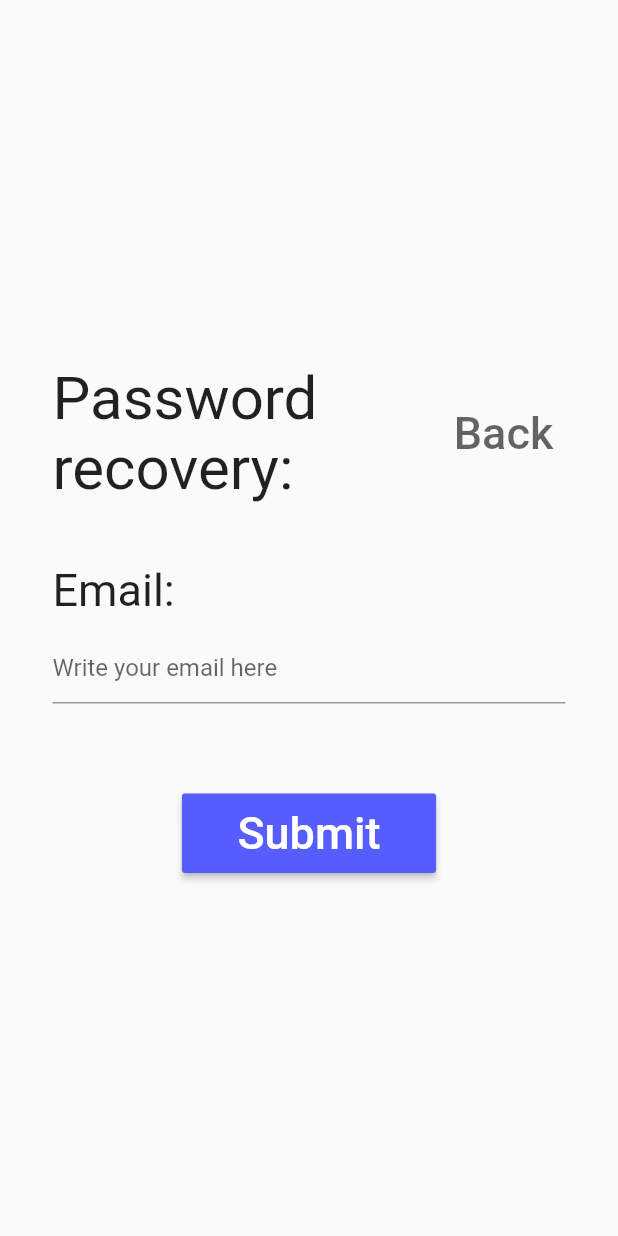
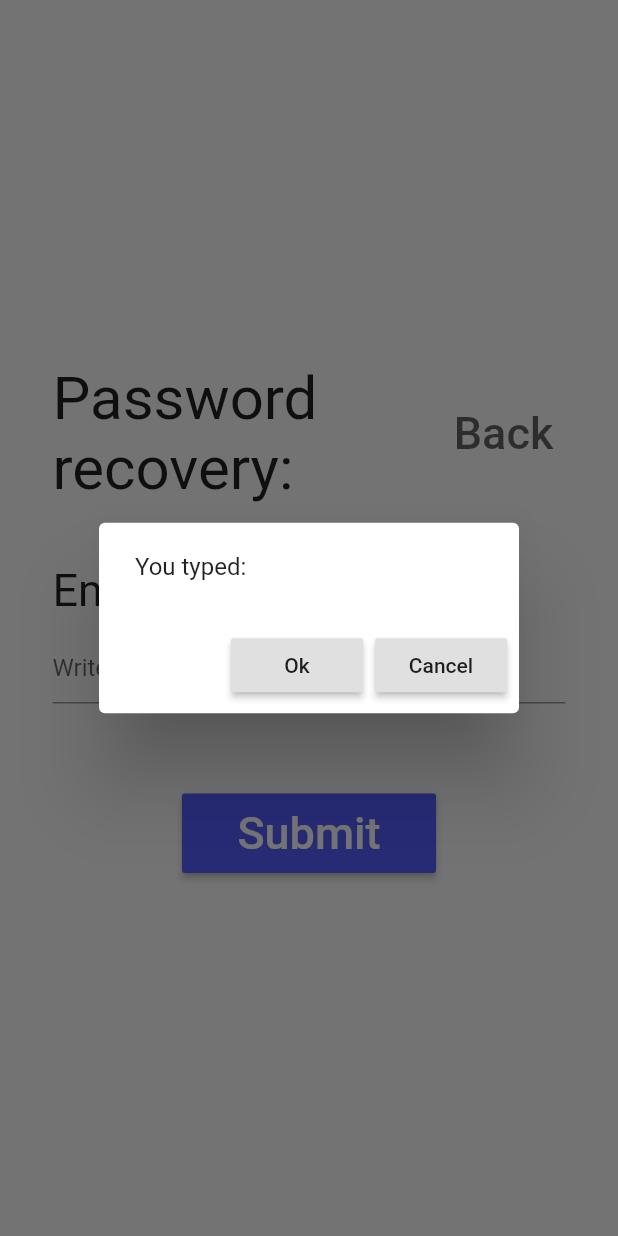
Before and after one commit to Noostar/mobile, a Flutter app: the RecoveryPassword screen opened directly, after a tap on "Submit", on a phone screen of 412 x 824 dp. Run offline on Flutter 3.47's test engine with Material 2 defaults, Android fonts, the phone set to English and light mode, and no system bars; our stand-ins replace rxdart.

Commit message:
Fixes ver. 1.0

```diff
--- a/lib/examples_from_courses/presentation/pages/recovery_password/bloc.dart
+++ b/lib/examples_from_courses/presentation/pages/recovery_password/bloc.dart
@@ -1,15 +1,14 @@
 import 'package:rxdart/rxdart.dart';
 
 class RecoveryPasswordBloc {
-  final _inputController = BehaviorSubject<RecoveryPasswordState>();
+  final _inputController = BehaviorSubject<RecoveryPasswordState>.seeded(
+    RecoveryPasswordState.initial('', false),
+  );
   Stream<RecoveryPasswordState> get stateStream => _inputController.stream;
 
   void add({String email, bool isSumbitted}) {
-    if (_inputController.value == null)
-      _inputController.add(RecoveryPasswordState(email, false));
-    else
-      _inputController.add(_inputController.value
-          .copyWith(email: email, isSumbitted: isSumbitted));
+    _inputController.add(_inputController.value
+        .copyWith(email: email, isSumbitted: isSumbitted));
   }
 
   void dispose() {
@@ -19,6 +18,7 @@ class RecoveryPasswordBloc {
 
 class RecoveryPasswordState {
   RecoveryPasswordState(this.email, this.isSumbitted);
+  RecoveryPasswordState.initial(this.email, this.isSumbitted);
 
   final String email;
   final bool isSumbitted;
--- a/lib/examples_from_courses/presentation/pages/recovery_password/recovery_password.dart
+++ b/lib/examples_from_courses/presentation/pages/recovery_password/recovery_password.dart
@@ -9,29 +9,35 @@ class RecoveryPassword extends StatefulWidget {
 }
 
 class _RecoveryPasswordState extends State<RecoveryPassword> {
-  final _emailController = TextEditingController();
   final _block = RecoveryPasswordBloc();
 
   @override
   void initState() {
     super.initState();
 
-    _emailController.addListener(() {
-      _block.add(email: _emailController.text);
-    });
-
     _block.stateStream.listen(
       (value) {
-        print(value.email);
-
         if (value.isSumbitted) {
           showDialog(
             context: context,
             builder: (BuildContext context) => AlertDialog(
+              actions: [
+                RaisedButton(
+                  onPressed: () {
+                    Navigator.pop(context, 'Ok');
+                  },
+                  child: const Text('Ok'),
+                ),
+                RaisedButton(
+                  onPressed: () {
+                    Navigator.pop(context, 'Cancel');
+                  },
+                  child: const Text('Cancel'),
+                )
+              ],
               content: Text('You typed: ${value.email}'),
             ),
-          );
-
+          ).then(print);
           _block.add(isSumbitted: false);
         }
       },
@@ -75,11 +81,13 @@ recovery:''',
                   ),
                   const SizedBox(height: 10),
                   TextField(
-                    controller: _emailController,
                     decoration: const InputDecoration(
                       hintText: 'Write your email here',
                       fillColor: Color(0xffC4C4C4),
                     ),
+                    onChanged: (val) {
+                      _block.add(email: val);
+                    },
                   ),
                   const SizedBox(height: 60),
                   Align(
@@ -104,4 +112,10 @@ recovery:''',
           ),
         ),
       );
+
+  @override
+  void dispose() {
+    _block.dispose();
+    super.dispose();
+  }
 }
```
